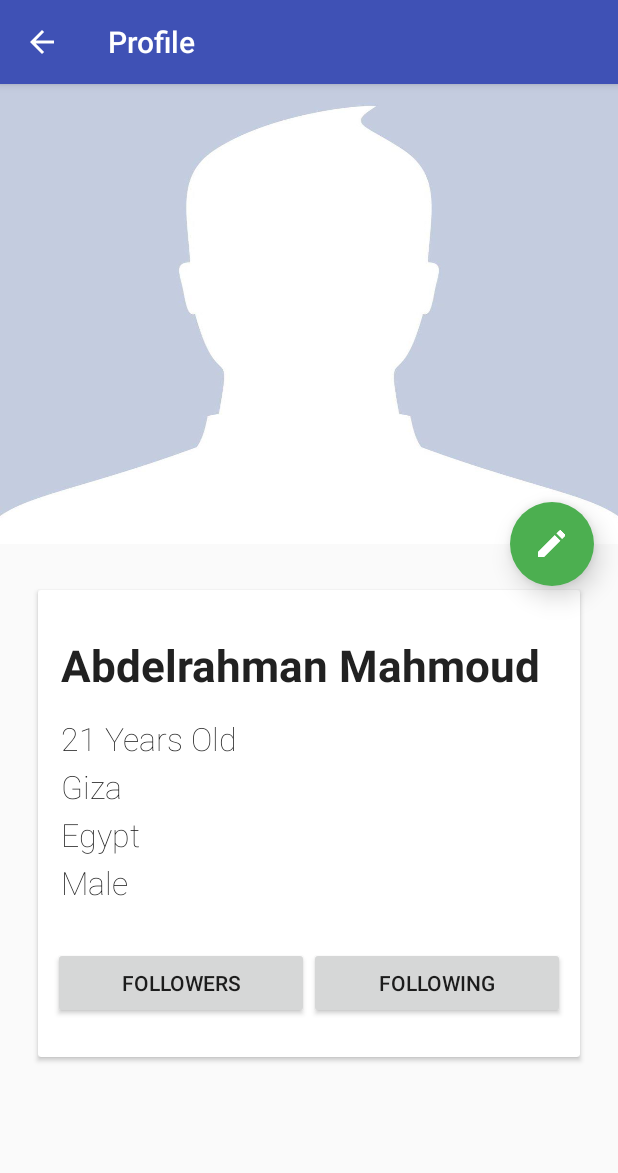
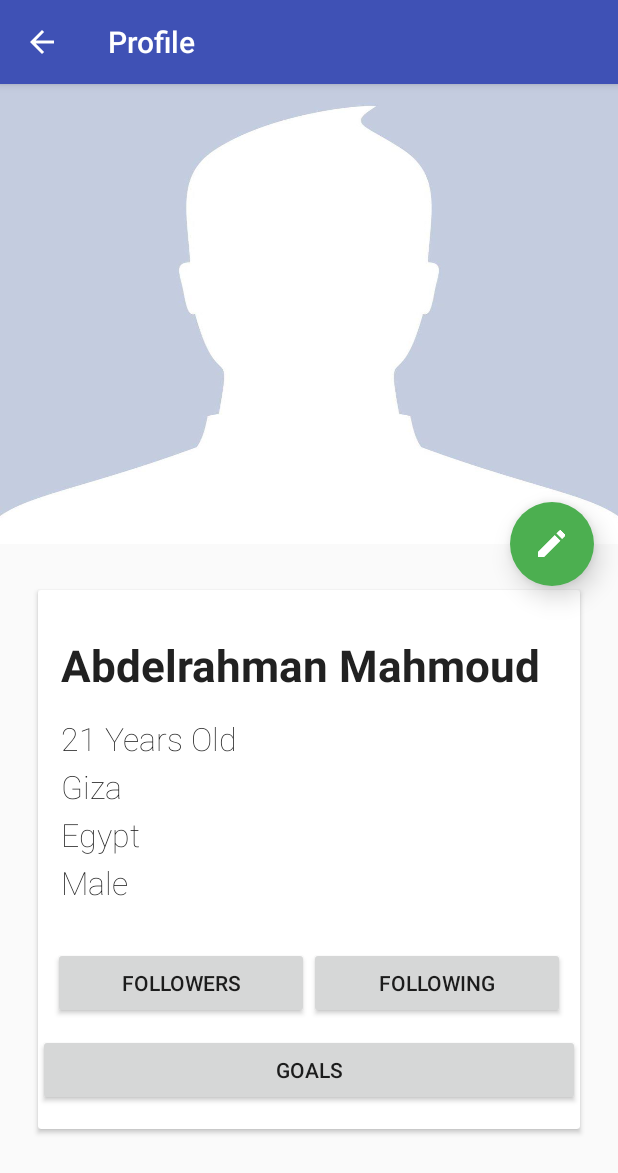
Before and after one commit to abdelrahman-elkady/goals-keeper-mobile, an Android app: the screen it shows after launch (ProfileActivity), in the options menu, after a tap on "Profile", on a phone screen of 412 x 824 dp. Shown: the top 1173 px of the screen. Run offline under Robolectric (Android 15) with nearby library versions, the phone set to English and light mode, and no system bars; our stand-ins replace ButterKnife.

Commit message:
Adding a button for goals in profile

```diff
--- a/app/src/main/java/goals_keeper/com/goalskeeperapp/models/Post.java
+++ b/app/src/main/java/goals_keeper/com/goalskeeperapp/models/Post.java
@@ -15,6 +15,14 @@ public class Post {
 
     private ArrayList<Like> likes;
     private ArrayList<Comment> comments;
+
+    public Post(String content) {
+        this.content = content;
+        this.likes = new ArrayList<Like>();
+        this.comments = new ArrayList<Comment>();
+        isPrivate = false;
+    }
+
     public Post(User user, String content) {
         this.user = user;
         this.content = content;
--- a/app/src/main/res/layout/fragment_profile.xml
+++ b/app/src/main/res/layout/fragment_profile.xml
@@ -33,8 +33,8 @@
             <LinearLayout
                 android:layout_width="match_parent"
                 android:layout_height="wrap_content"
-                android:orientation="vertical"
-                android:layout_margin="15dp">
+                android:layout_margin="15dp"
+                android:orientation="vertical">
 
 
                 <android.support.v7.widget.CardView
@@ -128,6 +128,11 @@
 
                         </LinearLayout>
 
+                        <Button
+                            android:layout_width="match_parent"
+                            android:layout_height="wrap_content"
+                            android:text="Goals" />
+
                     </LinearLayout>
 
 
```
